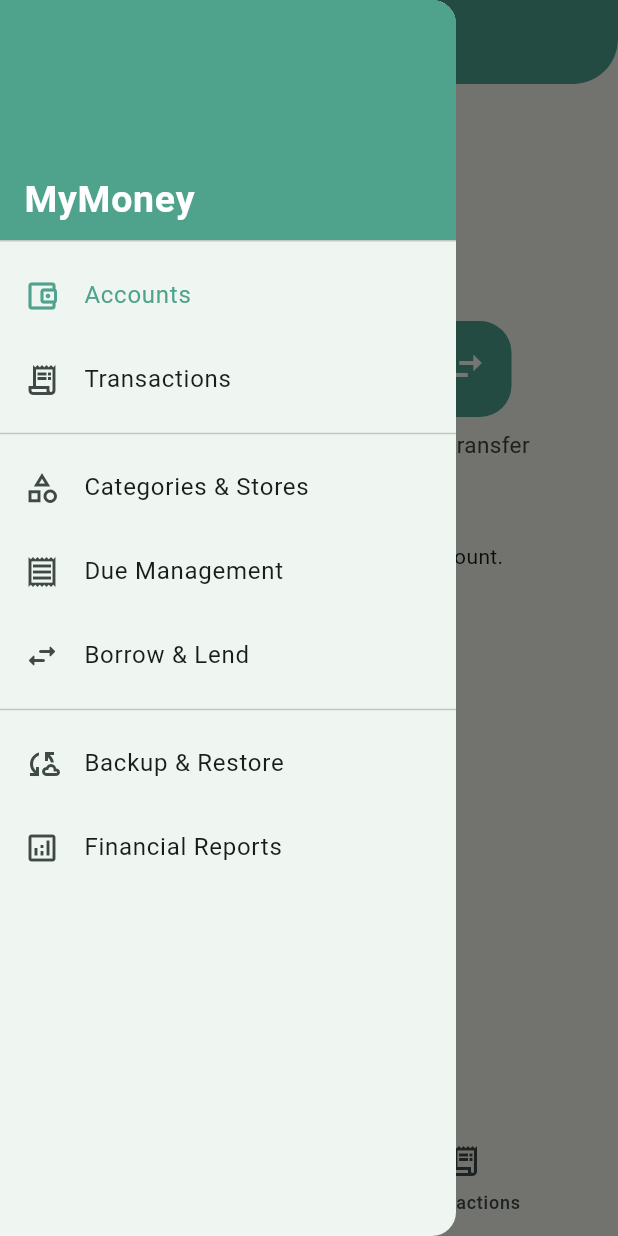
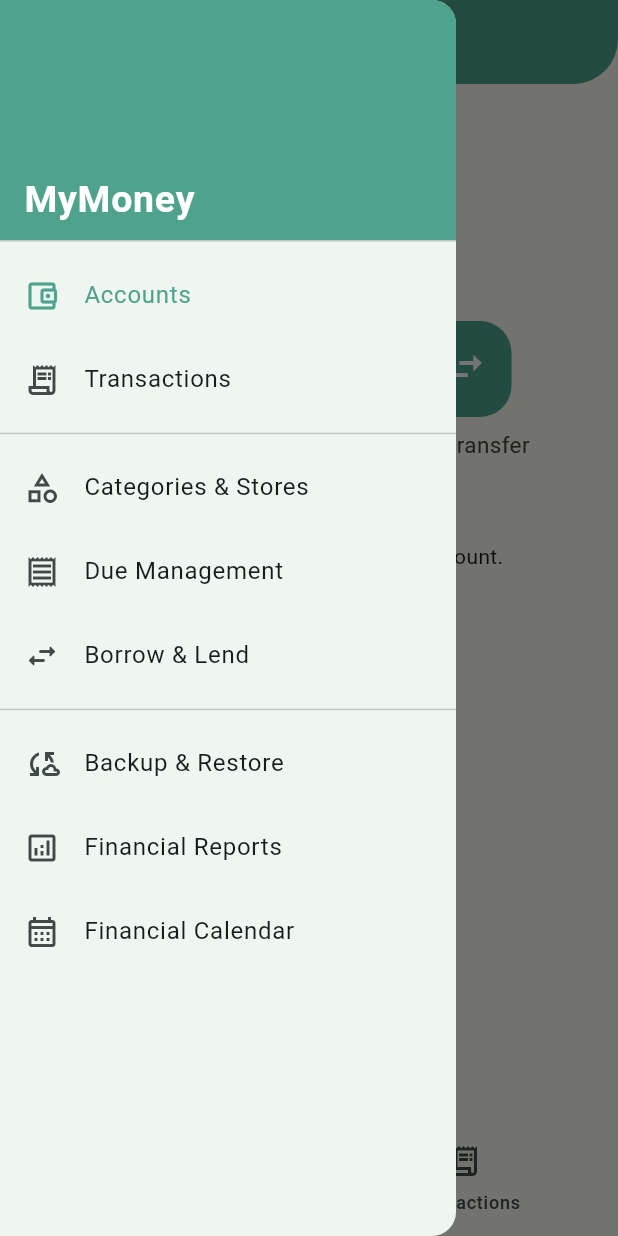
Before and after one commit to vfsdhaka0-lab/my_money, a Flutter app: the screen it shows after launch, with the side drawer open, on a phone screen of 412 x 824 dp. Run offline on Flutter 3.47's test engine with Material 3 defaults, Android fonts, the phone set to English and light mode, and no system bars; our stand-ins replace drift, google_sign_in, googleapis_auth, image_picker, pdf, printing; missing offline and left inert: extension_google_sign_in_as_googleapis_auth, googleapis; accounts and stored records are empty; generated files the repository leaves out were written again; statements that could not run were skipped.

Commit message:
Update lib/app/app.dart

```diff
--- a/lib/app/app.dart
+++ b/lib/app/app.dart
@@ -10,6 +10,7 @@ import '../features/dues/dues_page.dart';
 import '../features/borrow_lend/borrow_lend_page.dart';
 import '../features/backup/backup_page.dart';
 import '../features/reports/reports_page.dart';
+import '../features/calendar/financial_calendar_page.dart';
 import 'theme.dart';
 
 class MyMoneyApp extends StatelessWidget {
@@ -63,6 +64,7 @@ class _HomePageState extends State<HomePage> {
       'Borrow & Lend',
       'Backup & Restore',
       'Financial Reports',
+      'Financial Calendar',
     ];
 
     return Scaffold(
@@ -71,7 +73,8 @@ class _HomePageState extends State<HomePage> {
       appBar: selectedIndex == 2 ||
               selectedIndex == 4 ||
               selectedIndex == 5 ||
-              selectedIndex == 6
+              selectedIndex == 6 ||
+              selectedIndex == 7
           ? null
           : AppBar(
               backgroundColor: primary,
@@ -180,6 +183,15 @@ class _HomePageState extends State<HomePage> {
               selected: selectedIndex == 6,
               onTap: () => selectPage(6),
             ),
+
+            ListTile(
+              leading: const Icon(
+                Icons.calendar_month_outlined,
+              ),
+              title: const Text('Financial Calendar'),
+              selected: selectedIndex == 7,
+              onTap: () => selectPage(7),
+            ),
           ],
         ),
       ),
@@ -194,6 +206,7 @@ class _HomePageState extends State<HomePage> {
           BorrowLendPage(onMenuPressed: _openDrawer),
           BackupPage(onMenuPressed: _openDrawer),
           ReportsPage(onMenuPressed: _openDrawer),
+          FinancialCalendarPage(onMenuPressed: _openDrawer),
         ],
       ),
 
```
